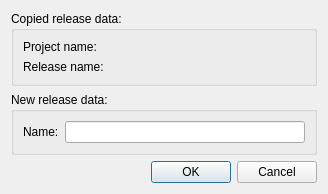
This is dialogs/releasecopydialog.ui in Kicer86/builder as Qt 5 draws it before an edit. The edited form follows.
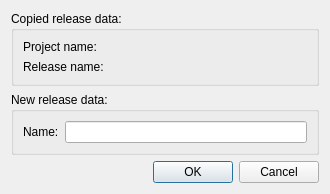
This is the edited form.

```diff
--- a/dialogs/releasecopydialog.ui
+++ b/dialogs/releasecopydialog.ui
@@ -6,7 +6,7 @@
    <rect>
     <x>0</x>
     <y>0</y>
-    <width>328</width>
+    <width>330</width>
     <height>165</height>
    </rect>
   </property>
```
